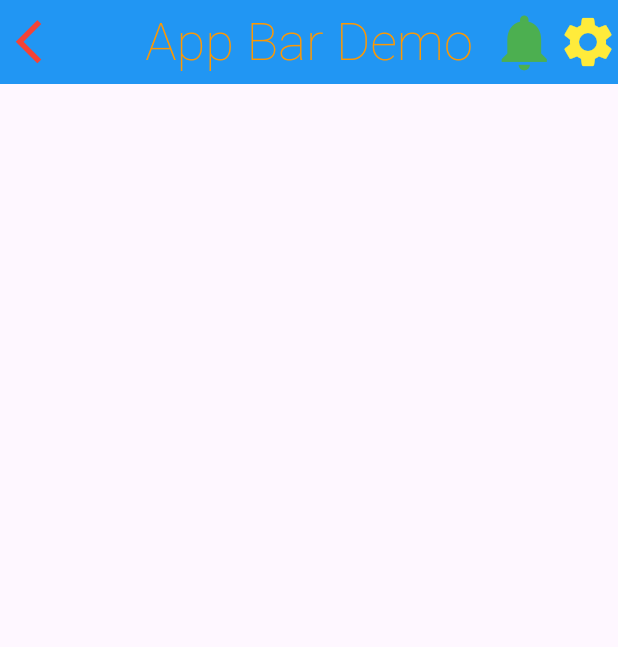
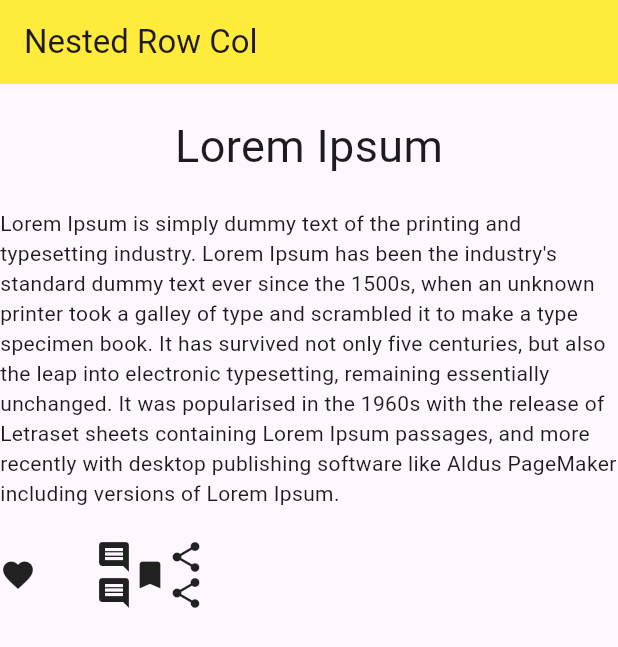
Before and after one commit to AbRehman536/Flutter_sec_10, a Flutter app: the screen it shows after launch, on a phone screen of 412 x 824 dp. Shown: the top 647 px of the screen. Run offline on Flutter 3.47's test engine with Material 3 defaults, Android fonts, the phone set to English and light mode, and no system bars.

Commit message:
FAB Nested Row Column done

```diff
--- a/lib/main.dart
+++ b/lib/main.dart
@@ -1,4 +1,7 @@
 import 'package:flutter/material.dart';
+import 'package:flutter_sec_10/floating_action_button.dart';
+import 'package:flutter_sec_10/nested_row_column.dart';
+import 'package:flutter_sec_10/row_column.dart';
 
 import 'appbar_demo.dart';
 
@@ -32,7 +35,7 @@ class MyApp extends StatelessWidget {
         // tested with just a hot reload.
         colorScheme: ColorScheme.fromSeed(seedColor: Colors.deepPurple),
       ),
-      home: AppBarDemo(),
+      home: NestedRowColumnDemo(),
     );
   }
 }
--- /dev/null
+++ b/lib/nested_row_column.dart
@@ -0,0 +1,40 @@
+import 'package:flutter/material.dart';
+
+class NestedRowColumnDemo extends StatelessWidget {
+  const NestedRowColumnDemo({super.key});
+
+  @override
+  Widget build(BuildContext context) {
+    return Scaffold(
+      appBar: AppBar(
+        backgroundColor: Colors.yellow,
+        title: Text("Nested Row Col"),
+      ),
+      body: Column(
+        children: [
+          SizedBox(height: 20,),
+        Text("Lorem Ipsum",style: TextStyle(fontSize: 30),),
+        SizedBox(height: 20,),
+        Text("Lorem Ipsum is simply dummy text of the printing and typesetting industry. Lorem Ipsum has been the industry's standard dummy text ever since the 1500s, when an unknown printer took a galley of type and scrambled it to make a type specimen book. It has survived not only five centuries, but also the leap into electronic typesetting, remaining essentially unchanged. It was popularised in the 1960s with the release of Letraset sheets containing Lorem Ipsum passages, and more recently with desktop publishing software like Aldus PageMaker including versions of Lorem Ipsum."),
+        SizedBox(height: 20,),
+          Row(
+
+          children: [
+          Icon(Icons.favorite),
+          SizedBox(width: 40,),
+          Column(children: [
+            Icon(Icons.comment),
+            Icon(Icons.comment),
+          ],),
+
+          Icon(Icons.bookmark),
+          Column(children: [
+            Icon(Icons.share),
+            Icon(Icons.share),
+          ],)
+
+        ],)
+      ],),
+    );
+  }
+}
--- /dev/null
+++ b/lib/row_column.dart
@@ -0,0 +1,29 @@
+import 'package:flutter/material.dart';
+
+class RowColumnDemo extends StatelessWidget {
+  const RowColumnDemo({super.key});
+
+  @override
+  Widget build(BuildContext context) {
+    return Scaffold(
+      appBar: AppBar(
+        title: Text("Column"),
+        backgroundColor: Colors.yellow,
+      ),
+      body: Container(
+        width: double.infinity,
+        color: Colors.blue,
+        child: Column(
+          mainAxisAlignment: MainAxisAlignment.end,
+          crossAxisAlignment: CrossAxisAlignment.start,
+          children: [
+          Text("Name"),
+          Text("Age"),
+          Text("Contact"),
+          Text("Location"),
+          Text("City"),
+        ],),
+      ),
+    );
+  }
+}
```
Also changed, not shown: lib/floating_action_button.dart (added, +25 -0 lines).
